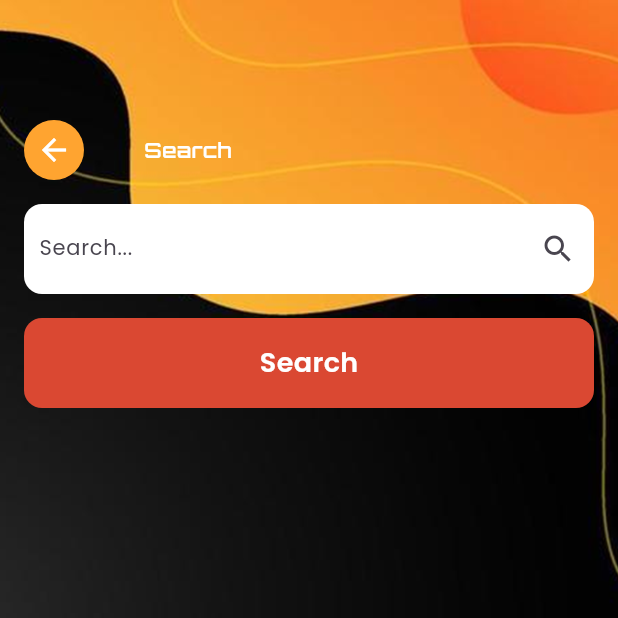
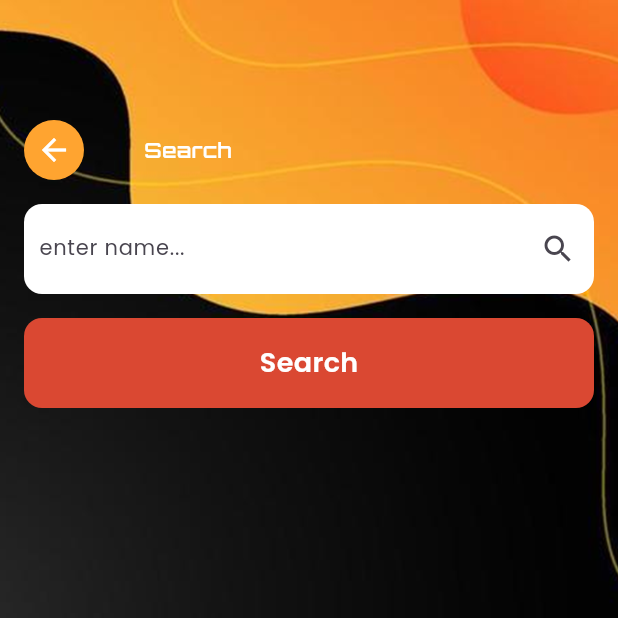
Before and after one commit to iCoder38/ride_card_app, a Flutter app: the SearchUserScreen screen opened directly, on a phone screen of 412 x 824 dp, the top half of it. Run offline on Flutter 3.47's test engine with Material 3 defaults, Android fonts, the phone set to English and light mode, and no system bars; our stand-ins replace cached_network_image, cloud_firestore, firebase_auth, firebase_core, firebase_messaging, flutter_cache_manager and 14 more; missing offline and left inert: flutter_stripe, neopop, u_credit_card; accounts and stored records are empty; project files that could hold a hidden picture were left out; key blocks and very long unbroken strings in the code were emptied for the run.

Commit message:
21-october-2024:4:16pm

```diff
--- a/lib/classes/common/alerts/alert.dart
+++ b/lib/classes/common/alerts/alert.dart
@@ -3,7 +3,7 @@ import 'package:ride_card_app/classes/common/app_theme/app_theme.dart';
 
 void showLoadingUI(BuildContext context, String message) async {
   await showDialog(
-    barrierDismissible: true,
+    barrierDismissible: false,
     context: context,
     builder: (BuildContext context) {
       return Material(
--- a/lib/classes/screens/register_complete_profile_business/register_complete_profile_business.dart
+++ b/lib/classes/screens/register_complete_profile_business/register_complete_profile_business.dart
@@ -373,9 +373,7 @@ class _CompleteProfileBusinessScreenState
                       horizontal: 10.0,
                     ),
                   ),
-                  style: GoogleFonts.poppins(
-                    fontSize: 14.0,
-                  ),
+                  style: GoogleFonts.poppins(fontSize: 14.0),
                   maxLines: 4,
                   validator: (value) {
                     if (value == null || value.isEmpty) {
--- a/lib/classes/screens/search_user/search_user.dart
+++ b/lib/classes/screens/search_user/search_user.dart
@@ -23,6 +23,7 @@ class SearchUserScreen extends StatefulWidget {
 
 class _SearchUserScreenState extends State<SearchUserScreen> {
   //
+  String? resultFound = 's';
   var screenLoader = true;
   final GlobalKey<ScaffoldState> _scaffoldKey = GlobalKey<ScaffoldState>();
   final _formKey = GlobalKey<FormState>();
@@ -30,6 +31,7 @@ class _SearchUserScreenState extends State<SearchUserScreen> {
   GenerateTokenService apiServiceGT = GenerateTokenService();
   final TextEditingController _contUser = TextEditingController();
   var arrAllUser = [];
+  bool isDataShow = false;
   //
   bool resultLoader = true;
   //
@@ -89,7 +91,7 @@ class _SearchUserScreenState extends State<SearchUserScreen> {
                     controller: _contUser,
                     // keyboardType: TextInputType.number,
                     decoration: InputDecoration(
-                      hintText: 'Search...',
+                      hintText: 'enter name...',
                       border: InputBorder.none,
                       filled: false,
                       contentPadding: const EdgeInsets.symmetric(
@@ -104,6 +106,10 @@ class _SearchUserScreenState extends State<SearchUserScreen> {
                     style: GoogleFonts.poppins(
                       fontSize: 14.0,
                     ),
+                    // onChanged: (value) {
+                    //   print(value);
+                    //   _searchUser(context, value);
+                    // },
                     validator: (value) {
                       if (value == null || value.isEmpty) {
                         return TEXT_FIELD_EMPTY_TEXT;
@@ -150,6 +156,15 @@ class _SearchUserScreenState extends State<SearchUserScreen> {
                 ),
               ),
             ),
+            if (resultFound == '1') ...[
+              textFontOPENSANS('', Colors.white, 14.0),
+            ] else if (resultFound == '0') ...[
+              const SizedBox(height: 40),
+              textFontOPENSANS('No result found', Colors.white, 14.0),
+            ] else if (resultFound == 's') ...[
+              textFontOPENSANS('', Colors.white, 14.0),
+            ],
+
             //
             resultLoader == true
                 ? const SizedBox()
@@ -159,7 +174,14 @@ class _SearchUserScreenState extends State<SearchUserScreen> {
                         padding: const EdgeInsets.only(top: 16.0, left: 16.0),
                         child: Align(
                           alignment: Alignment.centerLeft,
-                          child: textFontPOOPINS(
+                          child: resultFound == '0'
+                              ? textFontPOOPINS(
+                                  '',
+                                  Colors.white,
+                                  24.0,
+                                  fontWeight: FontWeight.w600,
+                                )
+                              : textFontPOOPINS(
                                   'Results',
                                   Colors.white,
                                   24.0,
@@ -197,7 +219,9 @@ class _SearchUserScreenState extends State<SearchUserScreen> {
                                   borderRadius: BorderRadius.circular(
                                     40.0,
                                   ),
-                                  child: Image.network(
+                                  child: arrAllUser[i]['profile_picture'] == ''
+                                      ? const SizedBox()
+                                      : Image.network(
                                           arrAllUser[i]['profile_picture'],
                                           fit: BoxFit.fitWidth,
                                         ),
@@ -349,7 +373,7 @@ class _SearchUserScreenState extends State<SearchUserScreen> {
 // API
   void _searchUser(context) async {
     debugPrint('API ==> SEARCH USER');
-
+    arrAllUser.clear();
     SharedPreferences prefs = await SharedPreferences.getInstance();
     // print(prefs.getString('key_save_token_locally'));
     var token = prefs.getString(SHARED_PREFRENCE_LOCAL_KEY).toString();
@@ -412,10 +436,17 @@ class _SearchUserScreenState extends State<SearchUserScreen> {
           });
         } else {
           //
+          arrAllUser = jsonResponse['data'];
+          if (arrAllUser.isEmpty) {
+            setState(() {
+              resultFound = '0';
+            });
+          } else {
+            setState(() {
+              resultFound = '1';
+            });
+          }
 
-          arrAllUser = jsonResponse['data'];
-
-          debugPrint('YEAH DONE');
           if (kDebugMode) {
             print(arrAllUser);
           }
--- a/lib/main.dart
+++ b/lib/main.dart
@@ -19,12 +19,12 @@ void main() async {
   WidgetsFlutterBinding.ensureInitialized();
   //
 
-  debugPrint('Starting to load .env');
+  // debugPrint('Starting to load .env');
   try {
     await dotenv.load(fileName: ".env");
-    debugPrint('.env loaded successfully');
+    // debugPrint('.env loaded successfully');
   } catch (e) {
-    debugPrint('Failed to load .env: $e');
+    // debugPrint('Failed to load .env: $e');
   }
 
   // init stripe
```
Lines whose indentation alone changed are shown as unchanged.
